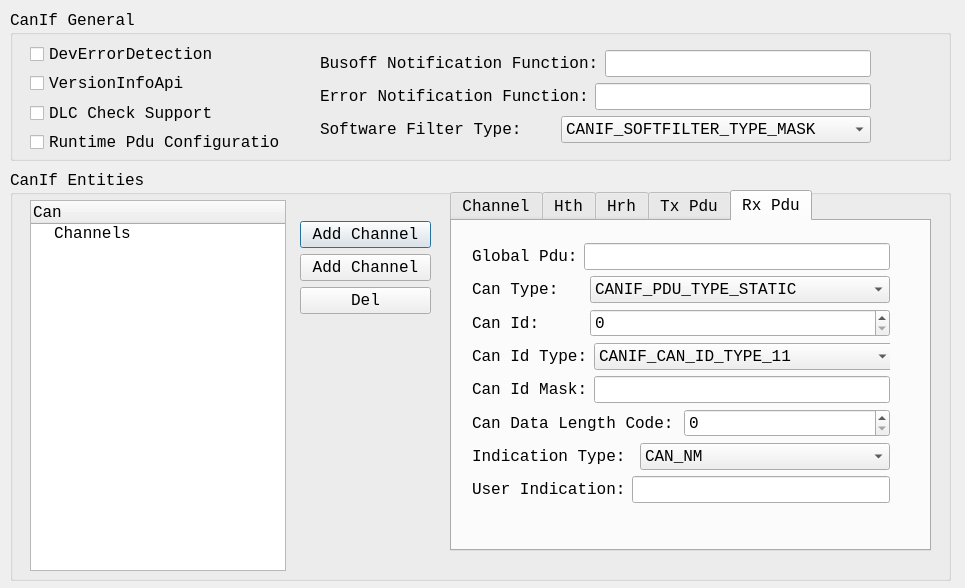
The window that tool/gainos-studio/ui/forms/cd_canif.ui (parai/gainos-tk) describes before a commit, drawn with Qt 5.
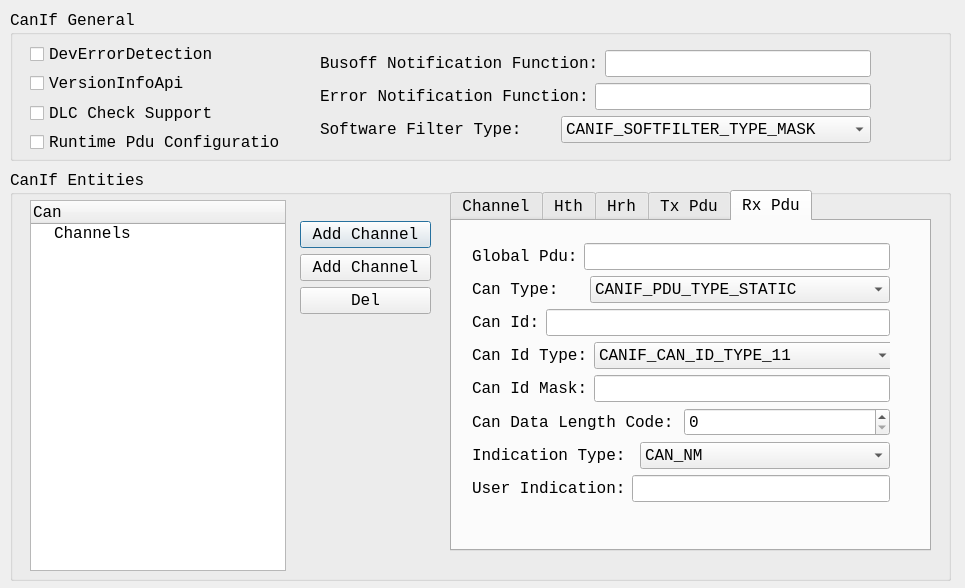
The same window after the commit. The open tabs and pages were chosen to show the change.

Diff of the .ui file:
```diff
--- a/tool/gainos-studio/ui/forms/cd_canif.ui
+++ b/tool/gainos-studio/ui/forms/cd_canif.ui
@@ -747,19 +747,16 @@
           </widget>
          </item>
          <item>
-          <widget class="QSpinBox" name="spbxRxPduCanId">
-           <property name="minimumSize">
-            <size>
-             <width>300</width>
-             <height>0</height>
-            </size>
-           </property>
+          <widget class="QLineEdit" name="leRxPduCanId">
            <property name="toolTip">
             <string>&lt;!DOCTYPE HTML PUBLIC &quot;-//W3C//DTD HTML 4.0//EN&quot; &quot;http://www.w3.org/TR/REC-html40/strict.dtd&quot;&gt;
 &lt;html&gt;&lt;head&gt;&lt;meta name=&quot;qrichtext&quot; content=&quot;1&quot; /&gt;&lt;style type=&quot;text/css&quot;&gt;
 p, li { white-space: pre-wrap; }
 &lt;/style&gt;&lt;/head&gt;&lt;body style=&quot; font-family:'Consolas'; font-size:12pt; font-weight:400; font-style:normal;&quot;&gt;
-&lt;p style=&quot; margin-top:0px; margin-bottom:0px; margin-left:0px; margin-right:0px; -qt-block-indent:0; text-indent:0px;&quot;&gt;Special CanId,If software filter mask on,only Can Frames with this CanId can be received.&lt;/p&gt;&lt;/body&gt;&lt;/html&gt;</string>
+&lt;p style=&quot; margin-top:0px; margin-bottom:0px; margin-left:0px; margin-right:0px; -qt-block-indent:0; text-indent:0px;&quot;&gt;if software filter on,then only if &amp;lt;the reveived Can Id&amp;gt; &amp;amp; Mask == &amp;lt;Configured Can Id here&amp;gt; &amp;amp; Mask,Then the Pdu can be reveived(pass the filter) and a notification to upper layer can be generated.&lt;/p&gt;&lt;/body&gt;&lt;/html&gt;</string>
+           </property>
+           <property name="text">
+            <string/>
            </property>
           </widget>
          </item>
```
Left out of the diff: 14 changed lines with no effect on the pictures.
